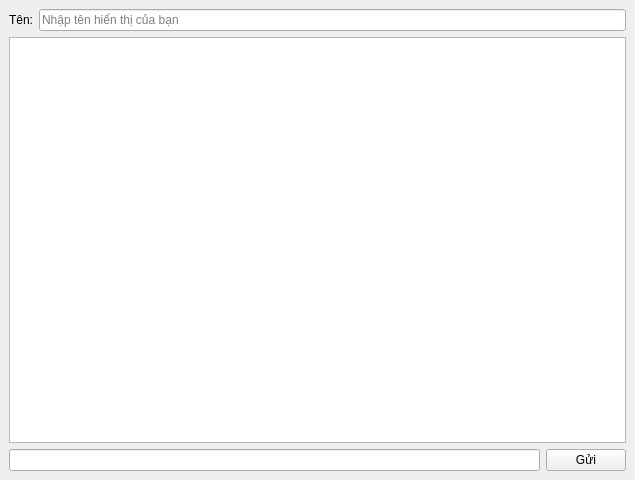
First picture: the form in Code/Chatties/mainwindow.ui, repository Khoi2310/App_Chatties, before the edit.
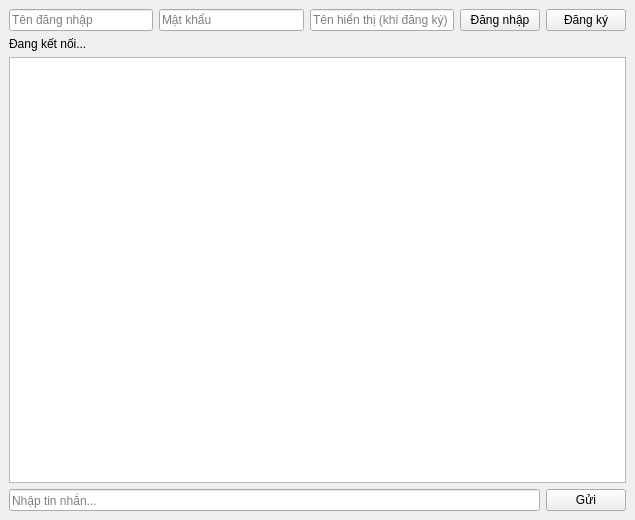
Second picture: the form after the edit.

Patch:
```diff
--- a/Code/Chatties/mainwindow.ui
+++ b/Code/Chatties/mainwindow.ui
@@ -7,7 +7,7 @@
     <x>0</x>
     <y>0</y>
     <width>635</width>
-    <height>480</height>
+    <height>520</height>
    </rect>
   </property>
   <property name="windowTitle">
@@ -16,39 +16,70 @@
   <widget class="QWidget" name="centralwidget">
    <layout class="QVBoxLayout" name="verticalLayout_2">
     <item>
-     <layout class="QHBoxLayout" name="usernameLayout">
-      <item>
-       <widget class="QLabel" name="usernameLabel">
-        <property name="text">
-         <string>Tên:</string>
-        </property>
-       </widget>
-      </item>
+     <layout class="QHBoxLayout" name="authLayout">
       <item>
        <widget class="QLineEdit" name="usernameField">
         <property name="placeholderText">
-         <string>Nhập tên hiển thị của bạn</string>
+         <string>Tên đăng nhập</string>
         </property>
        </widget>
       </item>
-     </layout>
-    </item>
-    <item>
-     <layout class="QVBoxLayout" name="verticalLayout">
       <item>
-       <widget class="QListWidget" name="messageList"/>
+       <widget class="QLineEdit" name="passwordField">
+        <property name="echoMode">
+         <enum>QLineEdit::Password</enum>
+        </property>
+        <property name="placeholderText">
+         <string>Mật khẩu</string>
+        </property>
+       </widget>
       </item>
+      <item>
+       <widget class="QLineEdit" name="displayNameField">
+        <property name="placeholderText">
+         <string>Tên hiển thị (khi đăng ký)</string>
+        </property>
+       </widget>
+      </item>
+      <item>
+       <widget class="QPushButton" name="loginButton">
+        <property name="text">
+         <string>Đăng nhập</string>
+        </property>
+       </widget>
+      </item>
+      <item>
+       <widget class="QPushButton" name="registerButton">
+        <property name="text">
+         <string>Đăng ký</string>
+        </property>
+       </widget>
+      </item>
      </layout>
     </item>
     <item>
-     <layout class="QHBoxLayout" name="horizontalLayout">
+     <widget class="QLabel" name="statusLabel">
+      <property name="text">
+       <string>Đang kết nối...</string>
+      </property>
+     </widget>
+    </item>
+    <item>
+     <widget class="QListWidget" name="messageList"/>
+    </item>
+    <item>
+     <layout class="QHBoxLayout" name="composerLayout">
       <item>
-       <widget class="QLineEdit" name="inputField"/>
+       <widget class="QLineEdit" name="inputField">
+        <property name="placeholderText">
+         <string>Nhập tin nhắn...</string>
+        </property>
+       </widget>
       </item>
       <item>
        <widget class="QPushButton" name="sendButton">
         <property name="text">
-         <string>Gửi</string>
+         <string>Gửi</string>
         </property>
        </widget>
       </item>
```
Left out of the diff: 2 changed lines with no effect on the pictures.
